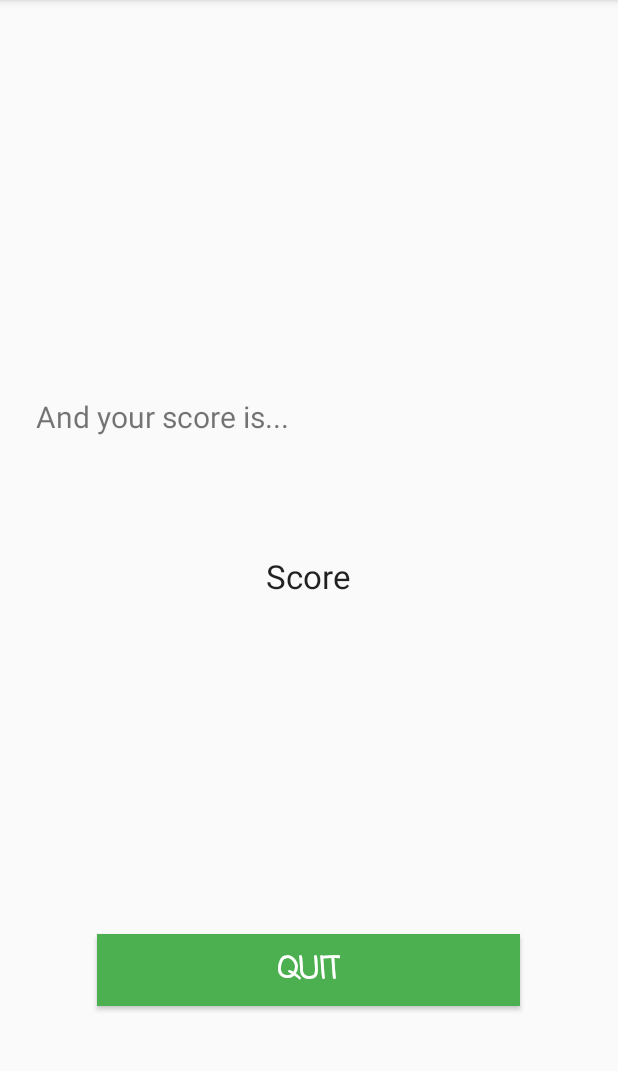
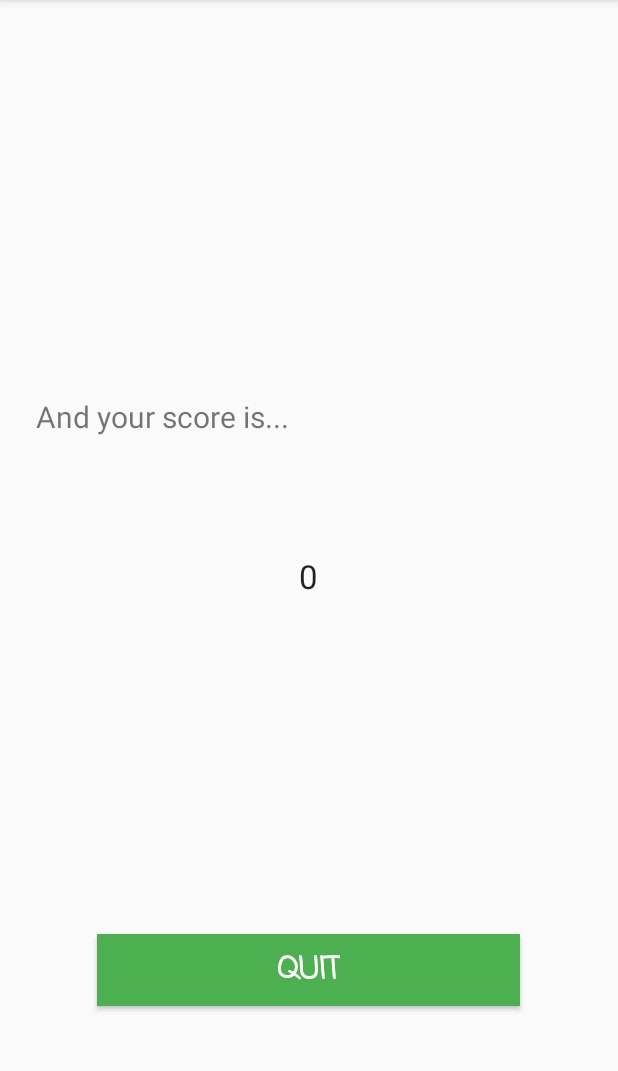
Before and after one commit to jsannyjr/A-Game-Of-Friends, an Android app: the ScoreActivity screen opened directly, with no data from a screen before it, on a phone screen of 412 x 824 dp, the part 84-1155 px from its top. Run offline under Robolectric (Android 15) with nearby library versions, the phone set to English and light mode, and no system bars; 1 statement that could not run was skipped.

```diff
--- a/AGameOfFriends/app/src/main/java/com/agameoffriends/agameoffriends/ScoreActivity.java
+++ b/AGameOfFriends/app/src/main/java/com/agameoffriends/agameoffriends/ScoreActivity.java
@@ -15,15 +15,18 @@ public class ScoreActivity extends AppCompatActivity{
     private Button mFinishButton;
     private TextView scoreView;
     private int scoreValue;
+    private Bundle bundle;
+    private String temp;
     @Override
 
     protected void onCreate(Bundle savedInstanceState) {
         super.onCreate(savedInstanceState);
         setContentView(R.layout.activity_score);
-        scoreValue = getIntent().getIntExtra("Score Value", 0);
+        bundle = getIntent().getExtras();
+        scoreValue = bundle.getInt("Score Value");
         scoreView =(TextView)findViewById(R.id.score);
-
-        scoreView.setText(scoreValue);
+        System.out.println("Check score " + scoreValue);
+        scoreView.setText(String.valueOf(scoreValue));
 
         mFinishButton = (Button)findViewById(R.id.finishButton);
         mFinishButton.setOnClickListener(new View.OnClickListener() {
```
Also changed, not shown: AGameOfFriends/app/src/main/java/com/agameoffriends/agameoffriends/MainActivity.java (+10 -0 lines), AGameOfFriends/app/src/main/java/com/agameoffriends/agameoffriends/QuizActivity.java (+10 -0 lines), 3 other files.
